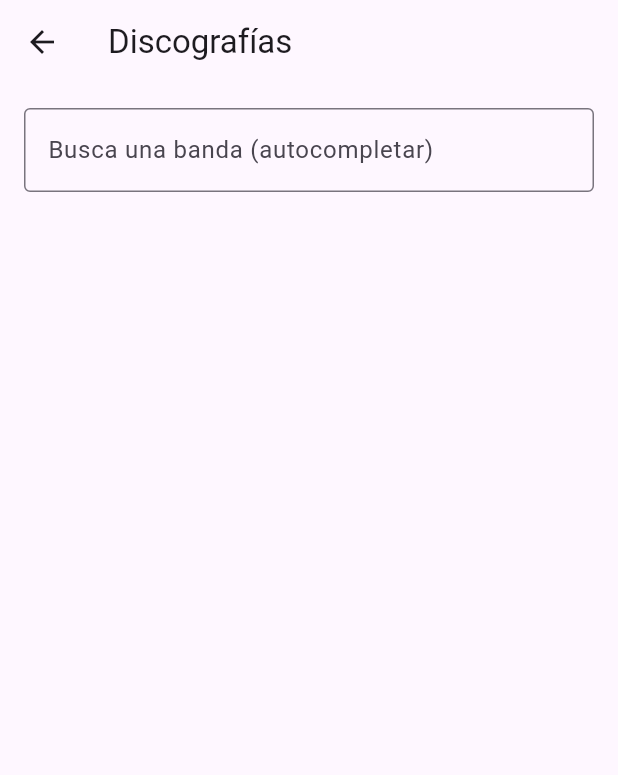
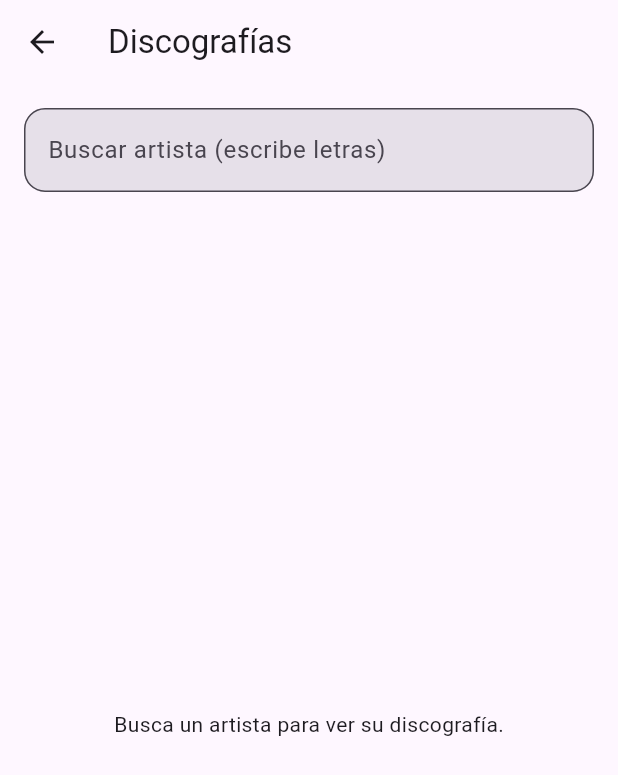
Before and after one commit to gabohachim/gaboLP, a Flutter app: the DiscographyScreen screen opened directly, on a phone screen of 412 x 824 dp. Shown: the top 775 px of the screen. Run offline on Flutter 3.47's test engine with Material 3 defaults, Android fonts, the phone set to English and light mode, and no system bars; our stand-ins replace file_picker, google_sign_in, shared_preferences, sqflite; missing offline and left inert: googleapis; accounts and stored records are empty.

Commit message:
Update discography_screen.dart

```diff
--- a/lib/ui/discography_screen.dart
+++ b/lib/ui/discography_screen.dart
@@ -1,6 +1,4 @@
 import 'package:flutter/material.dart';
-
-import '../db/vinyl_db.dart';
 import '../services/discography_service.dart';
 
 class DiscographyScreen extends StatefulWidget {
@@ -12,8 +10,13 @@ class DiscographyScreen extends StatefulWidget {
 
 class _DiscographyScreenState extends State<DiscographyScreen> {
   final ctrl = TextEditingController();
+
   bool loading = false;
-  List<ArtistHit> results = [];
+  List<ArtistHit> artistas = [];
+
+  ArtistHit? seleccionado;
+  ArtistInfo? info;
+  List<AlbumItem> albums = [];
 
   @override
   void dispose() {
@@ -21,28 +24,75 @@ class _DiscographyScreenState extends State<DiscographyScreen> {
     super.dispose();
   }
 
-  Future<void> buscar(String q) async {
-    final t = q.trim();
-    if (t.isEmpty) {
-      setState(() => results = []);
+  void snack(String t) {
+    if (!mounted) return;
+    ScaffoldMessenger.of(context).showSnackBar(SnackBar(content: Text(t)));
+  }
+
+  Future<void> buscarArtistas(String t) async {
+    final q = t.trim();
+    if (q.isEmpty) {
+      setState(() => artistas = []);
       return;
     }
     setState(() => loading = true);
-    final r = await DiscographyService.searchArtists(t, limit: 15);
+
+    final r = await DiscographyService.searchArtists(q, limit: 15);
+
     if (!mounted) return;
     setState(() {
-      results = r;
+      artistas = r;
       loading = false;
     });
   }
 
-  Future<bool> _tengoAlgo(String artist) async {
-    final list = await vinylDb.instance.search(artista: artist, album: '');
-    return list.isNotEmpty;
+  Future<void> cargar(ArtistHit a) async {
+    FocusScope.of(context).unfocus();
+    setState(() {
+      seleccionado = a;
+      info = null;
+      albums = [];
+      loading = true;
+      ctrl.text = a.name;
+      artistas = [];
+    });
+
+    try {
+      final ai = await DiscographyService.getArtistInfo(a.name);
+      final disc = await DiscographyService.getDiscographyAlbums(a.id);
+
+      if (!mounted) return;
+      setState(() {
+        info = ai;
+        albums = disc; // ya viene ordenado por año
+        loading = false;
+      });
+    } catch (e) {
+      if (!mounted) return;
+      setState(() => loading = false);
+      snack('Error: $e');
+    }
+  }
+
+  void _showBio() {
+    final b = (info?.bioEs ?? '').trim();
+    showDialog(
+      context: context,
+      builder: (_) => AlertDialog(
+        title: const Text('Reseña de la banda'),
+        content: SingleChildScrollView(child: Text(b.isEmpty ? 'Sin reseña.' : b)),
+        actions: [
+          TextButton(onPressed: () => Navigator.pop(context), child: const Text('Cerrar')),
+        ],
+      ),
+    );
   }
 
   @override
   Widget build(BuildContext context) {
+    final country = (info?.country ?? '').trim();
+    final genre = (info?.genre ?? '').trim();
+
     return Scaffold(
       appBar: AppBar(title: const Text('Discografías')),
       body: Padding(
@@ -51,35 +101,87 @@ class _DiscographyScreenState extends State<DiscographyScreen> {
           children: [
             TextField(
               controller: ctrl,
-              onChanged: buscar,
-              decoration: const InputDecoration(
-                labelText: 'Busca una banda (autocompletar)',
-                border: OutlineInputBorder(),
+              onChanged: buscarArtistas,
+              decoration: InputDecoration(
+                labelText: 'Buscar artista (escribe letras)',
+                filled: true,
+                border: OutlineInputBorder(borderRadius: BorderRadius.circular(14)),
               ),
             ),
             const SizedBox(height: 10),
             if (loading) const LinearProgressIndicator(),
-            const SizedBox(height: 10),
-            Expanded(
-              child: ListView.builder(
-                itemCount: results.length,
-                itemBuilder: (context, i) {
-                  final a = results[i];
-                  return FutureBuilder<bool>(
-                    future: _tengoAlgo(a.name),
-                    builder: (context, snap) {
-                      final tengo = snap.data ?? false;
+
+            // lista de artistas sugeridos
+            if (artistas.isNotEmpty)
+              Container(
+                margin: const EdgeInsets.only(top: 8),
+                decoration: BoxDecoration(
+                  color: Colors.white,
+                  borderRadius: BorderRadius.circular(14),
+                  border: Border.all(color: Colors.black12),
+                ),
+                child: ListView.separated(
+                  shrinkWrap: true,
+                  itemCount: artistas.length,
+                  separatorBuilder: (_, __) => const Divider(height: 1),
+                  itemBuilder: (_, i) {
+                    final a = artistas[i];
                     return ListTile(
                       title: Text(a.name),
-                        subtitle: Text(a.country ?? ''),
-                        trailing: tengo ? const Icon(Icons.check_circle, color: Colors.green) : null,
-                        onTap: () {
-                          // Pantalla completa de discografía se puede mejorar después.
-                          ScaffoldMessenger.of(context).showSnackBar(
-                            SnackBar(content: Text('Seleccionaste: ${a.name}')),
+                      subtitle: Text((a.country ?? '').trim().isEmpty ? '' : 'País: ${a.country}'),
+                      onTap: () => cargar(a),
                     );
                   },
-                      );
+                ),
+              ),
+
+            const SizedBox(height: 10),
+
+            // info artista
+            if (info != null)
+              Container(
+                padding: const EdgeInsets.all(12),
+                decoration: BoxDecoration(
+                  color: Colors.black.withOpacity(0.06),
+                  borderRadius: BorderRadius.circular(14),
+                  border: Border.all(color: Colors.black12),
+                ),
+                child: Row(
+                  children: [
+                    Expanded(
+                      child: Text(
+                        '${info!.name}'
+                        '${country.isEmpty ? '' : ' • $country'}'
+                        '${genre.isEmpty ? '' : ' • $genre'}',
+                        style: const TextStyle(fontWeight: FontWeight.w900),
+                      ),
+                    ),
+                    OutlinedButton(
+                      onPressed: _showBio,
+                      child: const Text('Reseña'),
+                    ),
+                  ],
+                ),
+              ),
+
+            const SizedBox(height: 10),
+
+            // albums
+            Expanded(
+              child: albums.isEmpty
+                  ? const Center(child: Text('Busca un artista para ver su discografía.'))
+                  : ListView.separated(
+                      itemCount: albums.length,
+                      separatorBuilder: (_, __) => const Divider(height: 1),
+                      itemBuilder: (_, i) {
+                        final al = albums[i];
+                        final y = (al.year ?? '').trim();
+                        return ListTile(
+                          title: Text(al.title),
+                          subtitle: Text(y.isEmpty ? '' : 'Año: $y'),
+                          // luego aquí puedes hacer click para ver tracklist o agregar LP
+                          onTap: () {
+                            snack('Seleccionado: ${al.title}');
                           },
                         );
                       },
```
Lines whose indentation alone changed are shown as unchanged.
